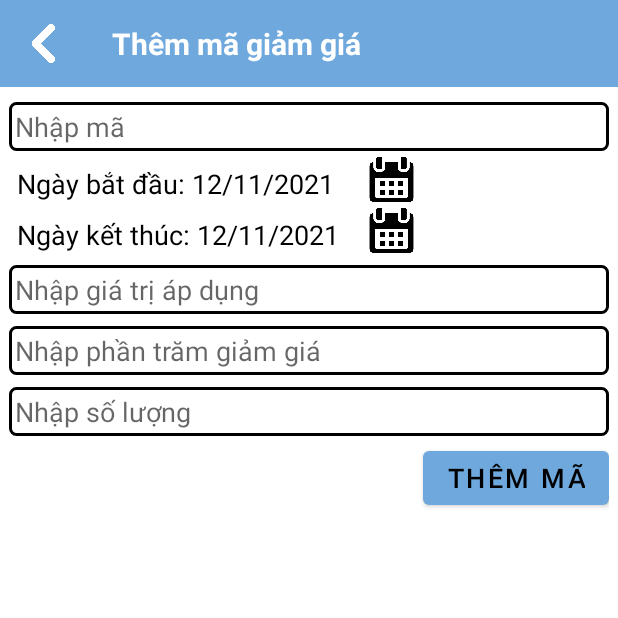
After one commit to nguyendienlam351/nhom_10, an Android app: the ThemMaGiamGia screen opened directly, with no data from a screen before it, on a phone screen of 412 x 824 dp, the top half of it. The commit adds this screen. Run offline under Robolectric (Android 15) with nearby library versions, the phone set to English and light mode, and no system bars; our stand-ins replace Firebase (no records; nobody signed in at launch, a user with empty details on screens opened directly).

Commit message:
Thêm mã giảm giá

```diff
--- a/app/src/main/AndroidManifest.xml
+++ b/app/src/main/AndroidManifest.xml
@@ -14,6 +14,9 @@
         android:roundIcon="@mipmap/ic_launcher_round"
         android:supportsRtl="true"
         android:theme="@style/Theme.Nhom_10">
+        <activity
+            android:name=".ThemMaGiamGia"
+            android:exported="false" />
         <activity
             android:name=".DangNhap"
             android:exported="false" />
--- /dev/null
+++ b/app/src/main/java/tdc/edu/vn/nhom_10/CustomView/MinMaxFilter.java
@@ -0,0 +1,30 @@
+package tdc.edu.vn.nhom_10.CustomView;
+
+import android.text.InputFilter;
+import android.text.Spanned;
+
+public class MinMaxFilter implements InputFilter {
+    private int mIntMin, mIntMax;
+
+    public MinMaxFilter(int minValue, int maxValue) {
+        this.mIntMin = minValue;
+        this.mIntMax = maxValue;
+    }
+
+    @Override
+    public CharSequence filter(CharSequence source, int start, int end, Spanned dest, int dstart, int dend) {
+        try {
+            int input = Integer.parseInt(dest.toString() + source.toString());
+
+            if (isInRange(mIntMin, mIntMax, input))
+                return null;
+        } catch (NumberFormatException e) {
+            e.printStackTrace();
+        }
+        return "";
+    }
+
+    private boolean isInRange(int a, int b, int c) {
+        return b > a ? c >= a && c <= b : c >= b && c <= a;
+    }
+}
--- /dev/null
+++ b/app/src/main/java/tdc/edu/vn/nhom_10/ThemMaGiamGia.java
@@ -0,0 +1,202 @@
+package tdc.edu.vn.nhom_10;
+
+import androidx.annotation.NonNull;
+import androidx.appcompat.app.AppCompatActivity;
+
+import android.app.DatePickerDialog;
+import android.content.Intent;
+import android.os.Bundle;
+import android.text.Editable;
+import android.text.InputFilter;
+import android.text.TextWatcher;
+import android.view.View;
+import android.widget.Button;
+import android.widget.DatePicker;
+import android.widget.EditText;
+import android.widget.ImageButton;
+import android.widget.TextView;
+import android.widget.Toast;
+
+import com.google.android.gms.tasks.OnFailureListener;
+import com.google.android.gms.tasks.OnSuccessListener;
+import com.google.android.material.textfield.TextInputLayout;
+import com.google.firebase.database.DataSnapshot;
+import com.google.firebase.database.DatabaseError;
+import com.google.firebase.database.DatabaseReference;
+import com.google.firebase.database.FirebaseDatabase;
+import com.google.firebase.database.ValueEventListener;
+
+import java.text.SimpleDateFormat;
+import java.util.Calendar;
+
+import tdc.edu.vn.nhom_10.CustomView.CustomActionBar;
+import tdc.edu.vn.nhom_10.CustomView.MinMaxFilter;
+import tdc.edu.vn.nhom_10.model.MaGiamGia;
+
+public class ThemMaGiamGia extends AppCompatActivity {
+    CustomActionBar actionBar;
+    EditText edtTenMa;
+    EditText edtGiaTriApDung;
+    EditText edtPhanTramGiamGia;
+    EditText edtSoLuong;
+    ImageButton btnDate1;
+    ImageButton btnDate2;
+    TextView tvNgayBatDau;
+    TextView tvNgayKetThuc;
+    Button btnThem;
+    Calendar ngayBatDau;
+    Calendar ngayKetThuc;
+    DatabaseReference database;
+    final SimpleDateFormat dateFormat = new SimpleDateFormat("dd/MM/yyyy");
+
+    @Override
+    protected void onCreate(Bundle savedInstanceState) {
+        super.onCreate(savedInstanceState);
+        setContentView(R.layout.activity_them_ma_giam_gia);
+        setControl();
+        setEvent();
+
+    }
+
+    private void setEvent() {
+        actionBar.setDelegation(new CustomActionBar.ActionBarDelegation() {
+            @Override
+            public void backOnClick() {
+                Intent intent = new Intent(ThemMaGiamGia.this, QuanLyMaGiamGia.class);
+                startActivity(intent);
+            }
+        });
+
+        actionBar.setActionBarName("Thêm mã giảm giá");
+
+        database = FirebaseDatabase.getInstance().getReference("MaGiamGia");
+        ngayBatDau = Calendar.getInstance();
+        ngayKetThuc = Calendar.getInstance();
+
+        tvNgayBatDau.setText("Ngày bắt đầu: " + dateFormat.format(ngayBatDau.getTime()));
+        tvNgayKetThuc.setText("Ngày kết thúc: " + dateFormat.format(ngayKetThuc.getTime()));
+
+        btnDate1.setOnClickListener(new View.OnClickListener() {
+            @Override
+            public void onClick(View v) {
+                DatePickerDialog datePickerDialog = new DatePickerDialog(ThemMaGiamGia.this, new DatePickerDialog.OnDateSetListener() {
+                    @Override
+                    public void onDateSet(DatePicker view, int year, int month, int dayOfMonth) {
+                        ngayBatDau.set(year, month, dayOfMonth);
+                        tvNgayBatDau.setText("Ngày bắt đầu: " + dateFormat.format(ngayBatDau.getTime()));
+
+                        if(ngayBatDau.compareTo(ngayKetThuc) > 0){
+                            ngayKetThuc.set(year, month, dayOfMonth);
+                            tvNgayKetThuc.setText("Ngày kết thúc: " + dateFormat.format(ngayKetThuc.getTime()));
+                        }
+                    }
+                },ngayBatDau.get(Calendar.YEAR),ngayBatDau.get(Calendar.MONTH),ngayBatDau.get(Calendar.DAY_OF_MONTH));
+
+                datePickerDialog.show();
+
+            }
+        });
+
+        btnDate2.setOnClickListener(new View.OnClickListener() {
+            @Override
+            public void onClick(View v) {
+                DatePickerDialog datePickerDialog = new DatePickerDialog(ThemMaGiamGia.this, new DatePickerDialog.OnDateSetListener() {
+                    @Override
+                    public void onDateSet(DatePicker view, int year, int month, int dayOfMonth) {
+                        ngayKetThuc.set(year, month, dayOfMonth);
+                        tvNgayKetThuc.setText("Ngày kết thúc: " + dateFormat.format(ngayKetThuc.getTime()));
+                    }
+                },ngayKetThuc.get(Calendar.YEAR),ngayKetThuc.get(Calendar.MONTH),ngayKetThuc.get(Calendar.DAY_OF_MONTH));
+
+                datePickerDialog.getDatePicker().setMinDate(ngayBatDau.getTimeInMillis());
+                datePickerDialog.show();
+            }
+        });
+
+        edtTenMa.setFilters(new InputFilter[] {new InputFilter.AllCaps()});
+        edtGiaTriApDung.setFilters(new InputFilter[]{new MinMaxFilter(1, Integer.MAX_VALUE)});
+        edtPhanTramGiamGia.setFilters(new InputFilter[]{new MinMaxFilter(1, 100)});
+        edtSoLuong.setFilters(new InputFilter[]{new MinMaxFilter(1, Integer.MAX_VALUE)});
+
+        btnThem.setOnClickListener(new View.OnClickListener() {
+            @Override
+            public void onClick(View v) {
+                if (validated()) {
+                    database.orderByChild("tenMaGiamGia").equalTo(edtTenMa.getText().toString()).addListenerForSingleValueEvent(new ValueEventListener() {
+                        @Override
+                        public void onDataChange(@NonNull DataSnapshot snapshot) {
+                            if(snapshot.exists()){
+                                edtTenMa.setError("Mã giảm giá đã tồn tại");
+                            }
+                            else {
+                                MaGiamGia maGiamGia =  new MaGiamGia();
+                                maGiamGia.setMaGiamGia(database.push().getKey());
+                                maGiamGia.setTenMaGiamGia(edtTenMa.getText().toString());
+                                maGiamGia.setNgayBatDau(dateFormat.format(ngayBatDau.getTime()));
+                                maGiamGia.setNgayKetThuc(dateFormat.format(ngayKetThuc.getTime()));
+                                maGiamGia.setGiaTriApDung(Integer.parseInt(edtGiaTriApDung.getText().toString()));
+                                maGiamGia.setPhanTramGiamGia(Integer.parseInt(edtPhanTramGiamGia.getText().toString()));
+                                maGiamGia.setSoLuong(Integer.parseInt(edtSoLuong.getText().toString()));
+
+                                database.child(maGiamGia.getMaGiamGia()).setValue(maGiamGia).addOnSuccessListener(new OnSuccessListener<Void>() {
+                                    @Override
+                                    public void onSuccess(Void unused) {
+                                        Intent intent = new Intent(ThemMaGiamGia.this, QuanLyMaGiamGia.class);
+                                        startActivity(intent);
+                                    }
+                                }).addOnFailureListener(new OnFailureListener() {
+                                    @Override
+                                    public void onFailure(@NonNull Exception e) {
+                                        Toast.makeText(ThemMaGiamGia.this, e.toString(), Toast.LENGTH_SHORT).show();
+                                    }
+                                });
+                            }
+                        }
+
+                        @Override
+                        public void onCancelled(@NonNull DatabaseError error) {
+
+                        }
+                    });
+                    }
+                }
+        });
+    }
+
+    private boolean validated() {
+        boolean checkValdated = true;
+        if (edtTenMa.getText().toString().length() == 0) {
+            edtTenMa.setError("Hãy nhập mã giảm giá");
+            checkValdated = false;
+        }
+        if (edtGiaTriApDung.getText().length() == 0) {
+            edtGiaTriApDung.setError("Hãy nhập giá trị áp dụng");
+            checkValdated = false;
+        }
+        if (edtPhanTramGiamGia.getText().length() == 0) {
+            edtPhanTramGiamGia.setError("Hãy nhập phần trăm giảm giá");
+            checkValdated = false;
+        }
+        if (edtSoLuong.getText().length() == 0) {
+            edtSoLuong.setError("Hãy nhập số lươợng");
+            checkValdated = false;
+        }
+
+        return checkValdated;
+    }
+
+    private void setControl() {
+        actionBar = findViewById(R.id.actionBar);
+        btnDate1 = findViewById(R.id.btnDate1);
+        btnDate2 = findViewById(R.id.btnDate2);
+        tvNgayBatDau = findViewById(R.id.tvNgayBatDau);
+        tvNgayKetThuc = findViewById(R.id.tvNgayKetThuc);
+        btnThem = findViewById(R.id.btnThem);
+        edtTenMa = findViewById(R.id.edtTenMa);
+        edtSoLuong = findViewById(R.id.edtSoLuong);
+        edtPhanTramGiamGia = findViewById(R.id.edtPhanTramGiamGia);
+        edtGiaTriApDung = findViewById(R.id.edtGiaTriApDung);
+    }
+
+
+}
--- a/app/src/main/res/layout/activity_quan_ly_ma_giam_gia.xml
+++ b/app/src/main/res/layout/activity_quan_ly_ma_giam_gia.xml
@@ -40,7 +40,7 @@
                 android:gravity="center_horizontal">
 
                 <ImageButton
-                    android:id="@+id/btnThemMon"
+                    android:id="@+id/btnThem"
                     style="@style/iconButton"
                     android:background="@drawable/add" />
             </LinearLayout>
--- /dev/null
+++ b/app/src/main/res/layout/activity_them_ma_giam_gia.xml
@@ -0,0 +1,115 @@
+<?xml version="1.0" encoding="utf-8"?>
+<LinearLayout xmlns:android="http://schemas.android.com/apk/res/android"
+    xmlns:app="http://schemas.android.com/apk/res-auto"
+    xmlns:tools="http://schemas.android.com/tools"
+    android:layout_width="match_parent"
+    android:layout_height="match_parent"
+    android:orientation="vertical"
+    tools:context=".ThemMaGiamGia">
+
+    <tdc.edu.vn.nhom_10.CustomView.CustomActionBar
+        android:id="@+id/actionBar"
+        android:layout_width="match_parent"
+        android:layout_height="wrap_content" />
+
+    <LinearLayout style="@style/layout">
+
+        <EditText
+            android:id="@+id/edtTenMa"
+            style="@style/editText"
+            android:layout_width="match_parent"
+            android:layout_height="wrap_content"
+            android:inputType="textCapCharacters"
+            android:digits="abcdefghijklmnopqrstuvwxyzABCDEFGHIJKLMNOPQRSTUVWXYZ0123456789"
+            android:maxLength="15"
+            android:hint="Nhập mã"/>
+
+        <LinearLayout
+            android:layout_width="match_parent"
+            android:layout_height="wrap_content"
+            android:orientation="horizontal"
+            android:weightSum="5">
+
+            <TextView
+                android:id="@+id/tvNgayBatDau"
+                style="@style/text"
+                android:layout_width="0dp"
+                android:layout_marginTop="5dp"
+                android:layout_weight="3"
+                android:paddingLeft="5dp"
+                android:text="Ngày bắt đầu: 12/12/2001" />
+
+            <LinearLayout
+                android:layout_width="0dp"
+                android:layout_height="wrap_content"
+                android:layout_weight="2">
+
+                <ImageButton
+                    android:id="@+id/btnDate1"
+                    android:layout_width="30dp"
+                    android:layout_height="30dp"
+                    android:background="@drawable/themmm" />
+            </LinearLayout>
+        </LinearLayout>
+
+        <LinearLayout
+            android:layout_width="match_parent"
+            android:layout_height="wrap_content"
+            android:orientation="horizontal"
+            android:weightSum="5">
+
+            <TextView
+                android:id="@+id/tvNgayKetThuc"
+                style="@style/text"
+                android:layout_width="0dp"
+                android:layout_marginTop="5dp"
+                android:layout_weight="3"
+                android:paddingLeft="5dp"
+                android:text="Ngày kết thúc: 12/12/2001" />
+
+            <LinearLayout
+                android:layout_width="0dp"
+                android:layout_height="wrap_content"
+                android:layout_weight="2">
+
+                <ImageButton
+                    android:id="@+id/btnDate2"
+                    android:layout_width="30dp"
+                    android:layout_height="30dp"
+                    android:background="@drawable/themmm" />
+            </LinearLayout>
+        </LinearLayout>
+
+        <EditText
+            android:id="@+id/edtGiaTriApDung"
+            style="@style/editText"
+            android:layout_width="match_parent"
+            android:layout_height="wrap_content"
+            android:hint="Nhập giá trị áp dụng"
+            android:inputType="number" />
+
+        <EditText
+            android:id="@+id/edtPhanTramGiamGia"
+            style="@style/editText"
+            android:layout_width="match_parent"
+            android:layout_height="wrap_content"
+            android:hint="Nhập phần trăm giảm giá"
+            android:inputType="number" />
+
+        <EditText
+            android:id="@+id/edtSoLuong"
+            style="@style/editText"
+            android:layout_width="match_parent"
+            android:layout_height="wrap_content"
+            android:hint="Nhập số lượng"
+            android:inputType="number" />
+
+        <Button
+            android:id="@+id/btnThem"
+            style="@style/addButton"
+            android:layout_width="wrap_content"
+            android:layout_gravity="right"
+            android:text="Thêm mã" />
+    </LinearLayout>
+
+</LinearLayout>
```
Also changed, not shown: app/src/main/java/tdc/edu/vn/nhom_10/QuanLyMaGiamGia.java (+14 -0 lines).
